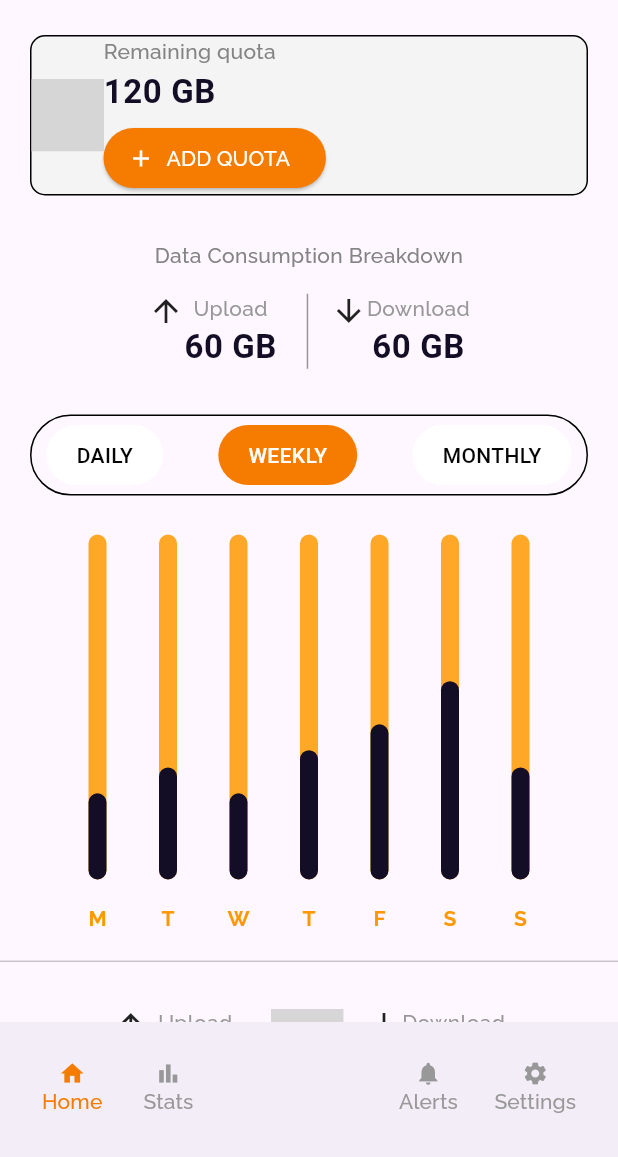
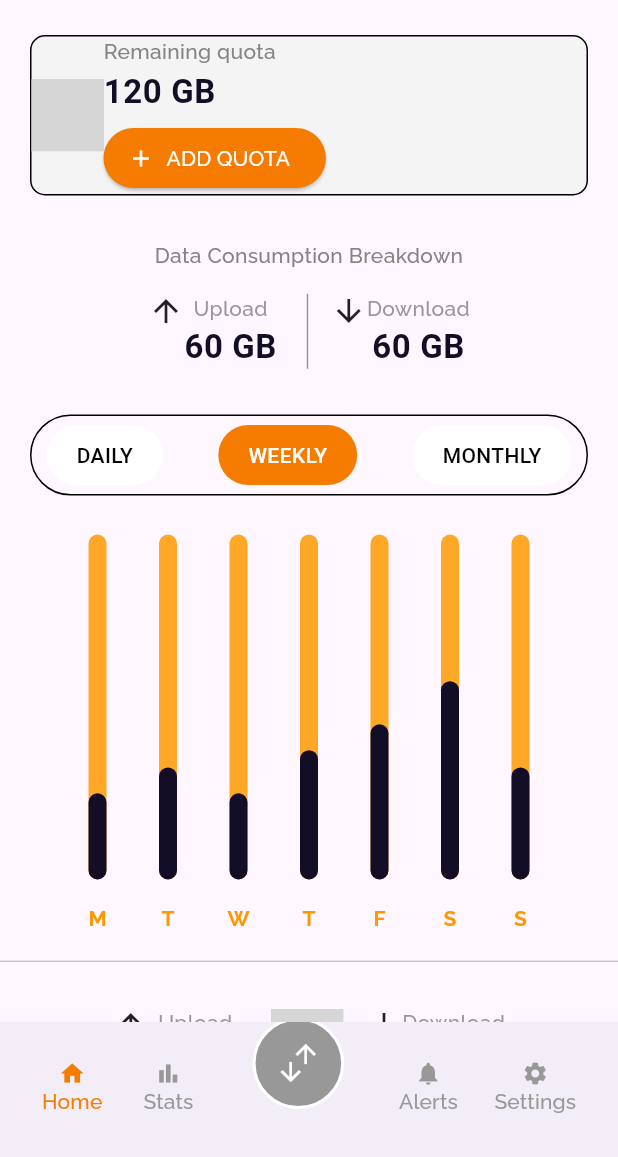
Before and after one commit to Maestroharyor/data-mirror, a Flutter app: the screen it shows after launch, on a phone screen of 412 x 824 dp, the part 79-1236 px from its top. Run offline on Flutter 3.47's test engine with Material 2 defaults, Android fonts, the phone set to English and light mode, and no system bars; drawn by our look-alikes of fl_chart; our stand-ins replace shared_preferences, smooth_page_indicator, universal_platform; missing offline and left inert: awesome_circular_chart; statements that could not run were skipped; grey boxes are pictures that could not be loaded.

Commit message:
Bottom Nav Fix

```diff
--- a/lib/main.dart
+++ b/lib/main.dart
@@ -7,6 +7,7 @@ import 'package:data_mirror/screens/onboarding_screen.dart';
 import 'package:data_mirror/screens/settings_screen.dart';
 import 'package:data_mirror/screens/stats_screen.dart';
 import 'package:data_mirror/theme/theme_constants.dart';
+import 'package:data_mirror/utils/animation/no_animation.dart';
 import 'package:flutter/material.dart';
 import 'package:shared_preferences/shared_preferences.dart';
 
@@ -32,6 +33,40 @@ class MyApp extends StatelessWidget {
 
   MyApp({Key? key, required this.showHome}) : super(key: key);
 
+  Route<dynamic> generateRoute(RouteSettings settings) {
+    switch (settings.name) {
+      // case '/':
+      //   return MaterialPageRoute(
+      //     builder: routes[settings.name]!,
+      //     settings: settings,
+      //   );
+      case '/onboarding':
+        return MaterialPageRoute(
+          builder: routes[settings.name]!,
+          settings: settings,
+        );
+      case '/':
+      case '/stats':
+      case '/internet_speed':
+      case '/alerts':
+      case '/settings':
+      case '/about':
+      case '/help_support':
+        return NoAnimationPageRoute(
+          builder: routes[settings.name]!,
+          settings: settings,
+        );
+      default:
+        return MaterialPageRoute(
+          builder: (_) => const Scaffold(
+            body: Center(
+              child: Text('Route not found.'),
+            ),
+          ),
+        );
+    }
+  }
+
   @override
   Widget build(BuildContext context) {
     return MaterialApp(
@@ -42,7 +77,7 @@ class MyApp extends StatelessWidget {
         useMaterial3: true,
         fontFamily: 'Raleway',
       ),
-      routes: routes,
+      onGenerateRoute: generateRoute,
       initialRoute: showHome ? '/onboarding' : '/',
       // home: showHome ? HomeScreen() : OnboardingScreen(),
     );
--- a/lib/screens/onboarding_screen.dart
+++ b/lib/screens/onboarding_screen.dart
@@ -1,4 +1,3 @@
-import 'package:data_mirror/screens/home_screen.dart';
 import 'package:data_mirror/theme/theme_constants.dart';
 import 'package:data_mirror/widgets/elements/helper_widgets.dart';
 import 'package:data_mirror/widgets/partials/onboarding/build_onboarding_screen.dart';
--- /dev/null
+++ b/lib/utils/animation/no_animation.dart
@@ -0,0 +1,14 @@
+import 'package:flutter/material.dart';
+
+class NoAnimationPageRoute<T> extends MaterialPageRoute<T> {
+  NoAnimationPageRoute({
+    required WidgetBuilder builder,
+    required RouteSettings settings,
+  }) : super(builder: builder, settings: settings);
+
+  @override
+  Widget buildTransitions(BuildContext context, Animation<double> animation,
+      Animation<double> secondaryAnimation, Widget child) {
+    return child;
+  }
+}
--- a/lib/widgets/layouts/main_screen_layout.dart
+++ b/lib/widgets/layouts/main_screen_layout.dart
@@ -1,7 +1,4 @@
-import 'package:data_mirror/screens/home_screen.dart';
-import 'package:data_mirror/screens/stats_screen.dart';
 import 'package:data_mirror/theme/theme_constants.dart';
-import 'package:data_mirror/widgets/elements/helper_widgets.dart';
 import 'package:flutter/material.dart';
 
 class MainScreenLayout extends StatelessWidget {
@@ -16,7 +13,7 @@ class MainScreenLayout extends StatelessWidget {
 
   @override
   Widget build(BuildContext context) {
-    final currentRoute = ModalRoute.of(context)?.settings.name;
+    // final currentRoute = ModalRoute.of(context)?.settings.name;
 
     return Scaffold(
       appBar: AppBar(
@@ -151,10 +148,10 @@ class MainScreenLayout extends StatelessWidget {
         ),
       ),
       bottomNavigationBar: BottomAppBar(
-        // color: ThemeConstants.hoverColor,
         height: 90,
         child: Container(
-          padding: EdgeInsetsDirectional.only(top: 5),
+          // color: ThemeConstants.hoverColor,
+          padding: const EdgeInsetsDirectional.only(top: 5),
           child: Row(
             mainAxisAlignment: MainAxisAlignment.spaceBetween,
             children: [
@@ -207,6 +204,49 @@ class MainScreenLayout extends StatelessWidget {
                         ],
                       )),
                 ],
+              ),
+              Container(
+                height: 75,
+                // width: 75,
+                decoration: BoxDecoration(
+                  shape: BoxShape.circle,
+                  color:
+                      ModalRoute.of(context)?.settings.name == '/internet_speed'
+                          ? ThemeConstants.primaryColor
+                          : ThemeConstants.inactiveBottomBarColor,
+                  border: Border.all(
+                    color: Colors.white,
+                    width: 2.0,
+                  ),
+                ),
+                transform: Matrix4.translationValues(0.0, -20.0, 0.0),
+                child: IconButton(
+                  onPressed: () {},
+                  icon: Padding(
+                    padding: const EdgeInsets.symmetric(horizontal: 4.0),
+                    child: Row(
+                      mainAxisSize: MainAxisSize.min,
+                      children: [
+                        Container(
+                          transform: Matrix4.translationValues(5.0, 6.0, 0.0),
+                          child: const Icon(
+                            Icons.arrow_downward,
+                            color: Colors.white,
+                            size: 20.0,
+                          ),
+                        ),
+                        Container(
+                          transform: Matrix4.translationValues(-5.0, -6.0, 0.0),
+                          child: const Icon(
+                            Icons.arrow_upward,
+                            color: Colors.white,
+                            size: 20.0,
+                          ),
+                        ),
+                      ],
+                    ),
+                  ),
+                ),
               ),
               Row(
                 children: [
--- a/lib/widgets/partials/home/data_consumption.dart
+++ b/lib/widgets/partials/home/data_consumption.dart
@@ -1,4 +1,3 @@
-import 'package:data_mirror/theme/theme_constants.dart';
 import 'package:data_mirror/widgets/elements/helper_widgets.dart';
 import 'package:flutter/material.dart';
 
--- a/lib/widgets/partials/home/data_consumption2.dart
+++ b/lib/widgets/partials/home/data_consumption2.dart
@@ -1,4 +1,3 @@
-import 'package:data_mirror/theme/theme_constants.dart';
 import 'package:data_mirror/widgets/elements/charts/doughnut_chart.dart';
 import 'package:data_mirror/widgets/elements/helper_widgets.dart';
 import 'package:flutter/material.dart';
```
